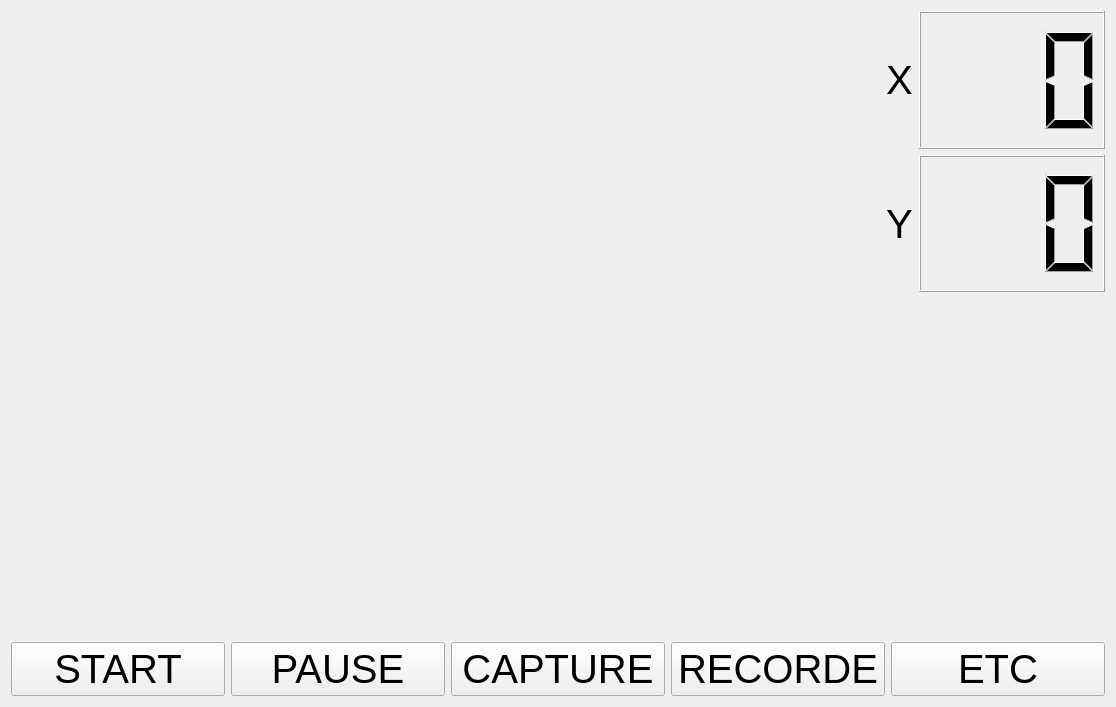
The window that QT_study/jjs_project_qt/tab1_camera_view.ui (MAKER-park/jjs_creno_project) describes before a commit, drawn with Qt 5.
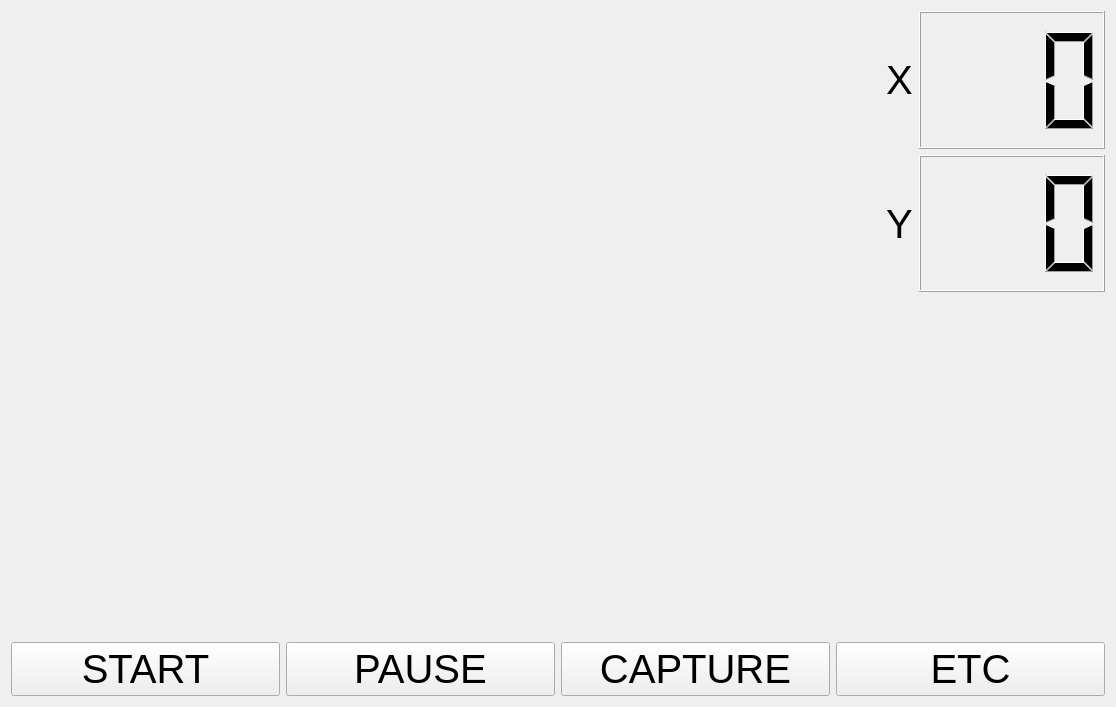
The same window after the commit.

Commit message:
remove record button
remove

```diff
--- a/QT_study/jjs_project_qt/tab1_camera_view.ui
+++ b/QT_study/jjs_project_qt/tab1_camera_view.ui
@@ -132,18 +132,6 @@
        </property>
       </widget>
      </item>
-     <item>
-      <widget class="QPushButton" name="pPB_RECORDE">
-       <property name="font">
-        <font>
-         <pointsize>30</pointsize>
-        </font>
-       </property>
-       <property name="text">
-        <string>RECORDE</string>
-       </property>
-      </widget>
-     </item>
      <item>
       <widget class="QPushButton" name="pPB_ETC">
        <property name="font">
```
The commit also changes 18 other files.
